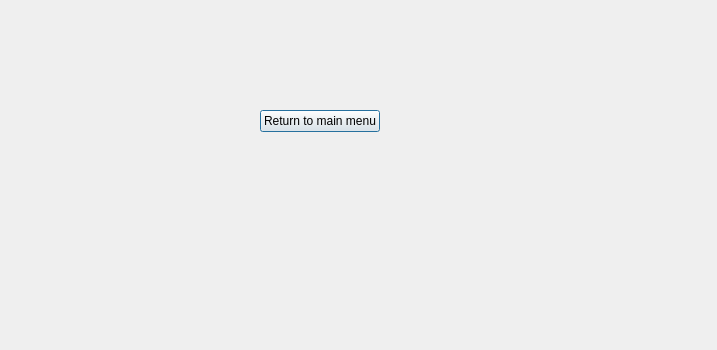
Old version of the form winordrawwindow.ui in the repository DanilLebedkin/Cursova.
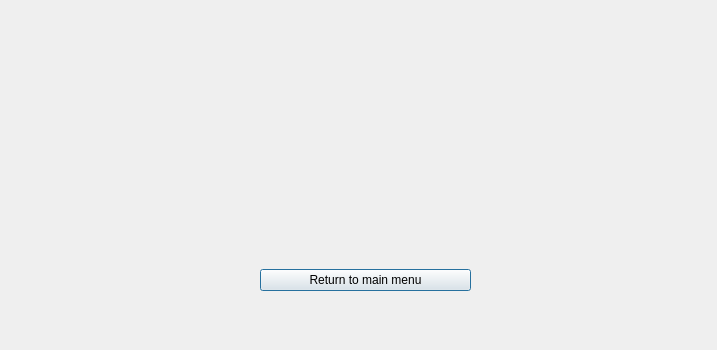
New version of the form.

```diff
--- a/winordrawwindow.ui
+++ b/winordrawwindow.ui
@@ -13,24 +13,34 @@
   <property name="windowTitle">
    <string>Dialog</string>
   </property>
-  <widget class="QWidget" name="">
+  <widget class="QWidget" name="gridLayoutWidget">
    <property name="geometry">
     <rect>
      <x>260</x>
-     <y>90</y>
-     <width>151</width>
-     <height>161</height>
+     <y>110</y>
+     <width>211</width>
+     <height>181</height>
     </rect>
    </property>
-   <layout class="QFormLayout" name="formLayout">
-    <item row="0" column="0">
+   <layout class="QGridLayout" name="gridLayout">
+    <item row="1" column="0">
      <widget class="QLabel" name="labelForResultOfGame">
+      <property name="font">
+       <font>
+        <family>Times New Roman</family>
+        <pointsize>20</pointsize>
+        <bold>true</bold>
+       </font>
+      </property>
       <property name="text">
        <string/>
       </property>
+      <property name="alignment">
+       <set>Qt::AlignCenter</set>
+      </property>
      </widget>
     </item>
-    <item row="1" column="0">
+    <item row="2" column="0">
      <widget class="QPushButton" name="returnToMainMenu">
       <property name="text">
        <string>Return to main menu</string>
```
